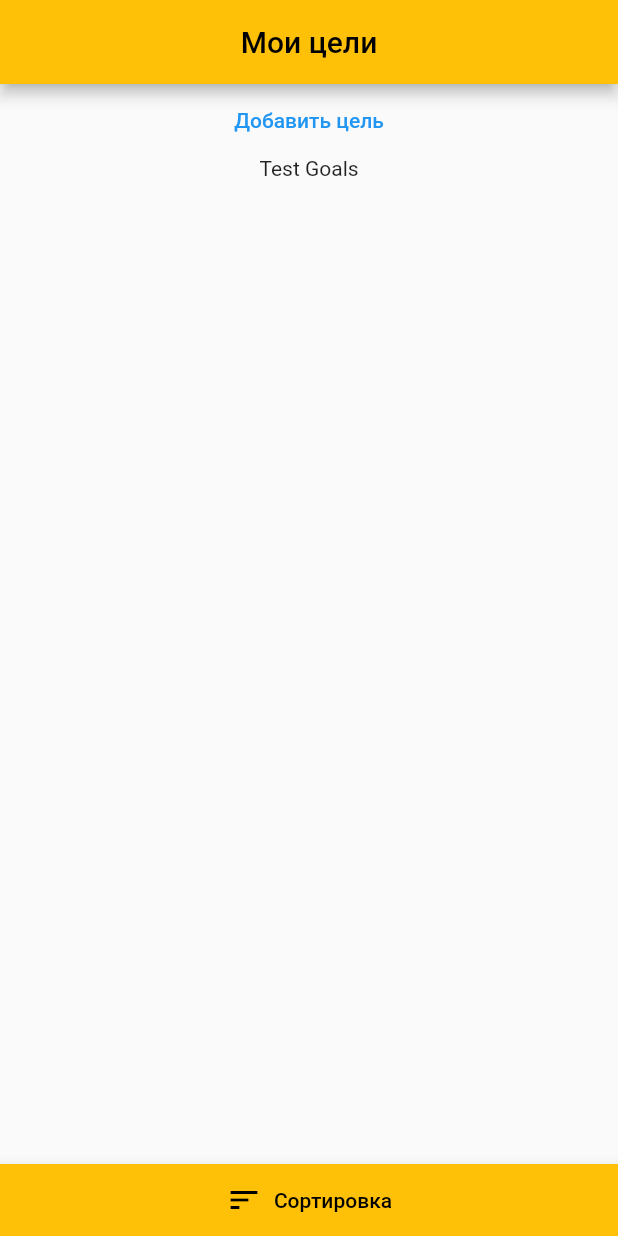
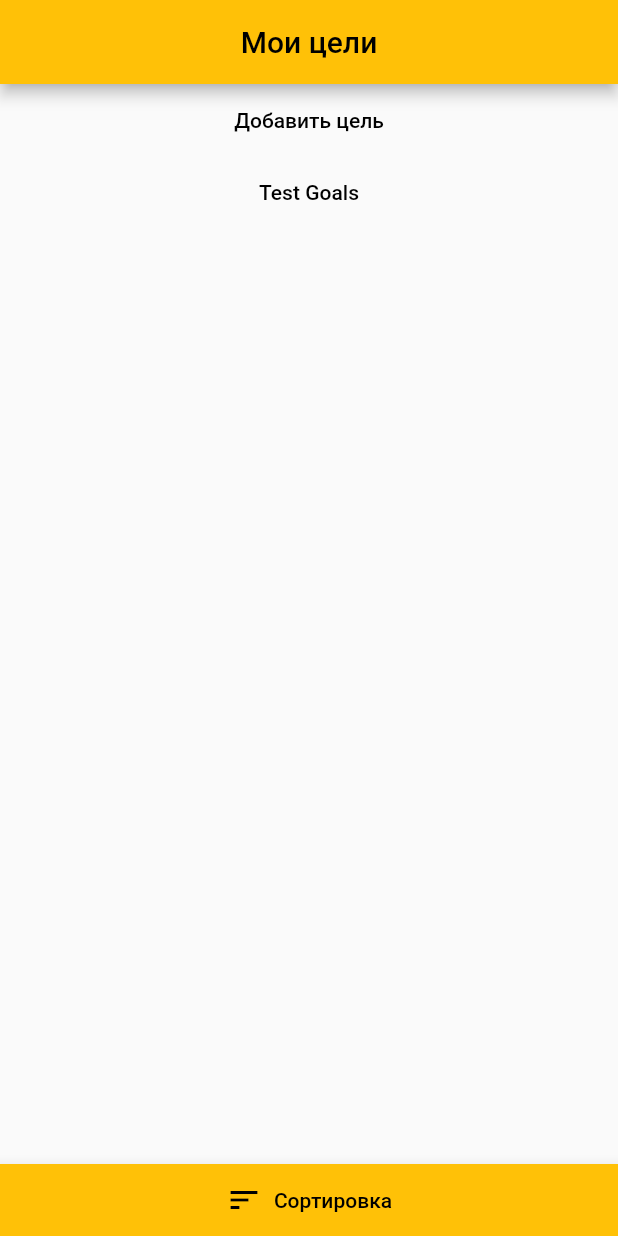
Before and after one commit to Isas148Alex/my_goals_app, a Flutter app: the screen it shows after launch, on a phone screen of 412 x 824 dp. Run offline on Flutter 3.47's test engine with Material 2 defaults, Android fonts, the phone set to English and light mode, and no system bars.

Commit message:
Some changes related to the ListView

```diff
--- a/lib/GoalsPage.dart
+++ b/lib/GoalsPage.dart
@@ -11,7 +11,9 @@ class _GoalsPageState extends State<GoalsPage> {
   var Goals = [
     TextButton(
       onPressed: () {},
-      child: Text("Добавить цель"),
+      child: Text("Добавить цель",
+          style: TextStyle(color: Colors.black)
+      ),
     ),
     GoalClass("Test Goals")
   ];
@@ -23,9 +25,9 @@ class _GoalsPageState extends State<GoalsPage> {
         backgroundColor: Colors.amber,
         title: Center(
             child: Text(
-          "Мои цели",
-          style: TextStyle(color: Colors.black),
-        )),
+              "Мои цели",
+              style: TextStyle(color: Colors.black),
+            )),
       ),
       body: Center(
         child: Scaffold(
@@ -35,15 +37,22 @@ class _GoalsPageState extends State<GoalsPage> {
                 final item = Goals[index];
 
                 try {
-                  return Row(
-                    mainAxisAlignment: MainAxisAlignment.center,
-                    children: [(item as TextButton)],
+                  return Material(
+                    child:
+                    InkWell(child: Container(child: (item as TextButton))),
                   );
                 } catch (e) {
-                  return Row(
-                    mainAxisAlignment: MainAxisAlignment.center,
-                    children: [Text((item as GoalClass).getDescription())],
-                  );
+                  return Material(
+                      child: InkWell(
+                          child: Container(
+                            child: TextButton(
+                              onPressed: () {},
+                              child: Text(
+                                (item as GoalClass).getDescription(),
+                                style: TextStyle(color: Colors.black),
+                              ),
+                            ),
+                          )));
                 }
               }),
         ),
```
